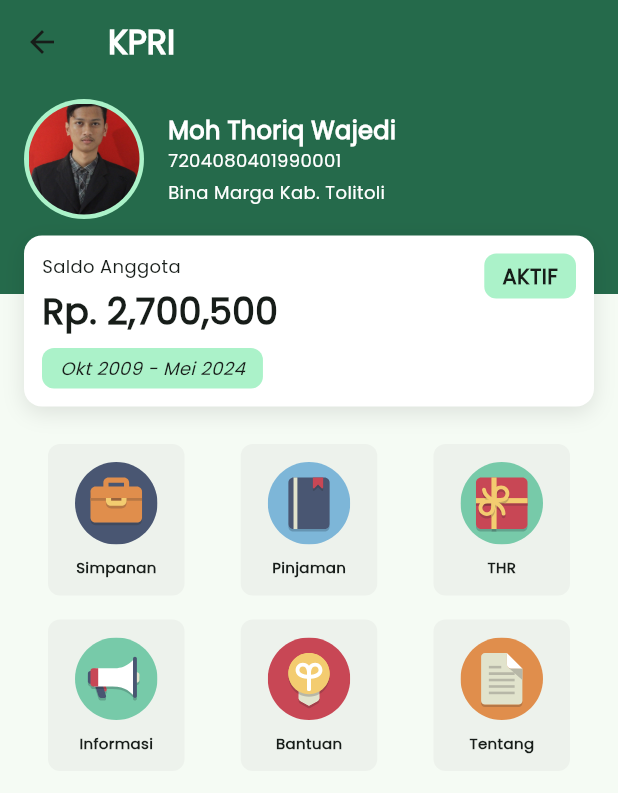
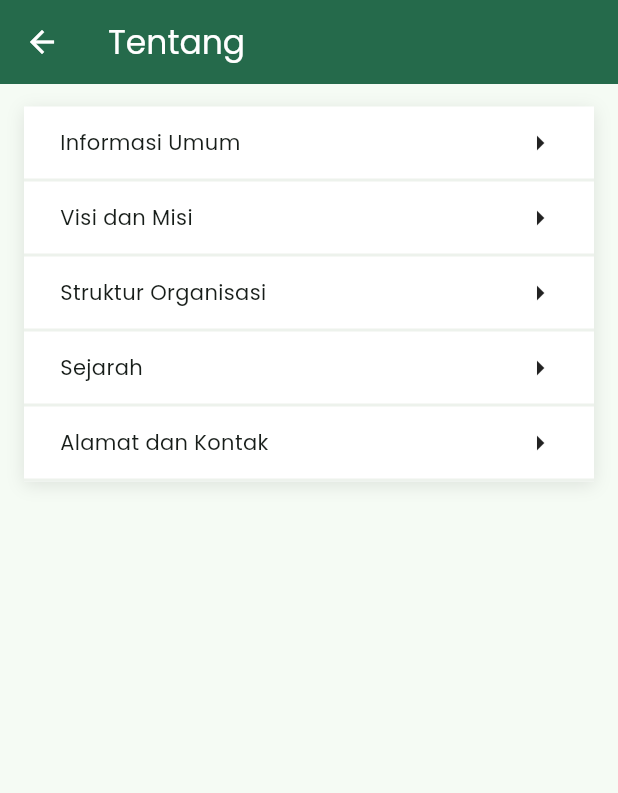
Before and after one commit to ThoriqW/aplikasi_kpri_mobile, a Flutter app: the HomeView screen opened directly, after a tap on "Tentang", on a phone screen of 412 x 824 dp. Shown: the top 793 px of the screen. Run offline on Flutter 3.47's test engine with Material 3 defaults, Android fonts, the phone set to English and light mode, and no system bars; our stand-ins replace flutter_riverpod, flutter_svg, get, hexcolor.

Commit message:
add page about view

```diff
--- /dev/null
+++ b/lib/views/about_view.dart
@@ -0,0 +1,148 @@
+import 'package:flutter/material.dart';
+
+class AboutView extends StatelessWidget {
+  const AboutView({super.key});
+
+  @override
+  Widget build(BuildContext context) {
+    return Scaffold(
+      appBar: AppBar(
+        title: Text(
+          "Tentang",
+          style: TextStyle(color: Theme.of(context).colorScheme.onPrimary),
+        ),
+        backgroundColor: Theme.of(context).colorScheme.primary,
+        iconTheme:
+            IconThemeData(color: Theme.of(context).colorScheme.onPrimary),
+      ),
+      body: SingleChildScrollView(
+        child: Center(
+          child: Container(
+            width: MediaQuery.of(context).size.width - 32,
+            margin: const EdgeInsets.only(top: 15, bottom: 15),
+            decoration: const BoxDecoration(
+              color: Colors.white,
+              boxShadow: [
+                BoxShadow(
+                  color: Color.fromRGBO(0, 0, 0, 0.1),
+                  blurRadius: 9,
+                  spreadRadius: 0,
+                  offset: Offset(0, 2),
+                ),
+              ],
+            ),
+            child: Column(
+              children: [
+                Container(
+                  padding: const EdgeInsets.symmetric(
+                    vertical: 12,
+                    horizontal: 24,
+                  ),
+                  decoration: BoxDecoration(
+                    border: Border(
+                      bottom: BorderSide(
+                        width: 2,
+                        color: Theme.of(context).colorScheme.onInverseSurface,
+                      ),
+                    ),
+                  ),
+                  child: const Row(
+                    mainAxisAlignment: MainAxisAlignment.spaceBetween,
+                    children: [
+                      Text("Informasi Umum"),
+                      Icon(Icons.arrow_right),
+                    ],
+                  ),
+                ),
+                Container(
+                  padding: const EdgeInsets.symmetric(
+                    vertical: 12,
+                    horizontal: 24,
+                  ),
+                  decoration: BoxDecoration(
+                    border: Border(
+                      bottom: BorderSide(
+                        width: 2,
+                        color: Theme.of(context).colorScheme.onInverseSurface,
+                      ),
+                    ),
+                  ),
+                  child: const Row(
+                    mainAxisAlignment: MainAxisAlignment.spaceBetween,
+                    children: [
+                      Text("Visi dan Misi"),
+                      Icon(Icons.arrow_right),
+                    ],
+                  ),
+                ),
+                Container(
+                  padding: const EdgeInsets.symmetric(
+                    vertical: 12,
+                    horizontal: 24,
+                  ),
+                  decoration: BoxDecoration(
+                    border: Border(
+                      bottom: BorderSide(
+                        width: 2,
+                        color: Theme.of(context).colorScheme.onInverseSurface,
+                      ),
+                    ),
+                  ),
+                  child: const Row(
+                    mainAxisAlignment: MainAxisAlignment.spaceBetween,
+                    children: [
+                      Text("Struktur Organisasi"),
+                      Icon(Icons.arrow_right),
+                    ],
+                  ),
+                ),
+                Container(
+                  padding: const EdgeInsets.symmetric(
+                    vertical: 12,
+                    horizontal: 24,
+                  ),
+                  decoration: BoxDecoration(
+                    border: Border(
+                      bottom: BorderSide(
+                        width: 2,
+                        color: Theme.of(context).colorScheme.onInverseSurface,
+                      ),
+                    ),
+                  ),
+                  child: const Row(
+                    mainAxisAlignment: MainAxisAlignment.spaceBetween,
+                    children: [
+                      Text("Sejarah"),
+                      Icon(Icons.arrow_right),
+                    ],
+                  ),
+                ),
+                Container(
+                  padding: const EdgeInsets.symmetric(
+                    vertical: 12,
+                    horizontal: 24,
+                  ),
+                  decoration: BoxDecoration(
+                    border: Border(
+                      bottom: BorderSide(
+                        width: 2,
+                        color: Theme.of(context).colorScheme.onInverseSurface,
+                      ),
+                    ),
+                  ),
+                  child: const Row(
+                    mainAxisAlignment: MainAxisAlignment.spaceBetween,
+                    children: [
+                      Text("Alamat dan Kontak"),
+                      Icon(Icons.arrow_right),
+                    ],
+                  ),
+                )
+              ],
+            ),
+          ),
+        ),
+      ),
+    );
+  }
+}
--- a/lib/views/home_view.dart
+++ b/lib/views/home_view.dart
@@ -1,3 +1,4 @@
+import 'package:aplikasi_kpri_mobile/views/about_view.dart';
 import 'package:aplikasi_kpri_mobile/views/loan_view.dart';
 import 'package:aplikasi_kpri_mobile/widgets/home_menu.dart';
 import 'package:flutter/material.dart';
@@ -181,7 +182,16 @@ class HomeView extends StatelessWidget {
                       HomeMenu(
                           title: "Bantuan", image: "help.svg", onTap: () {}),
                       HomeMenu(
-                          title: "Tentang", image: "about.svg", onTap: () {}),
+                          title: "Tentang",
+                          image: "about.svg",
+                          onTap: () {
+                            Navigator.push(
+                              context,
+                              MaterialPageRoute(
+                                builder: (context) => const AboutView(),
+                              ),
+                            );
+                          }),
                     ],
                   ),
                 ],
```
